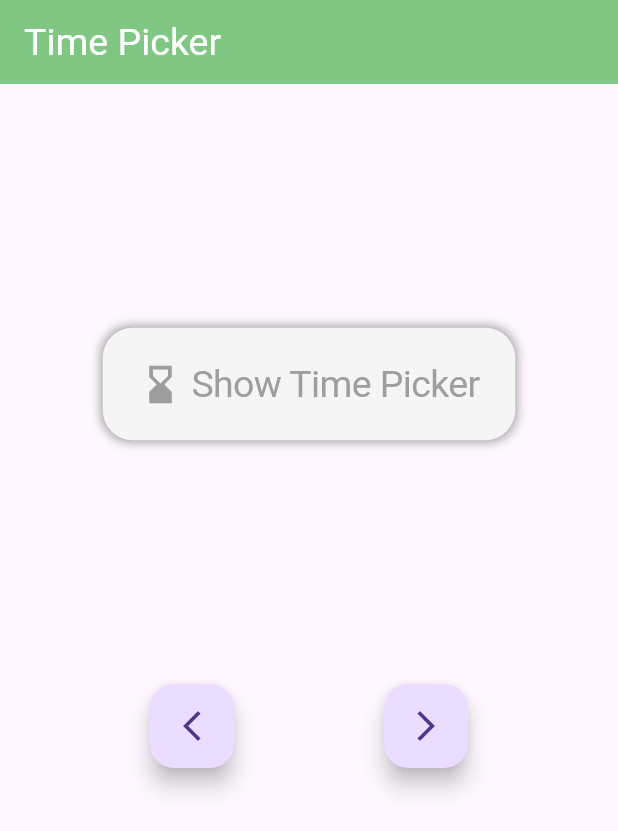
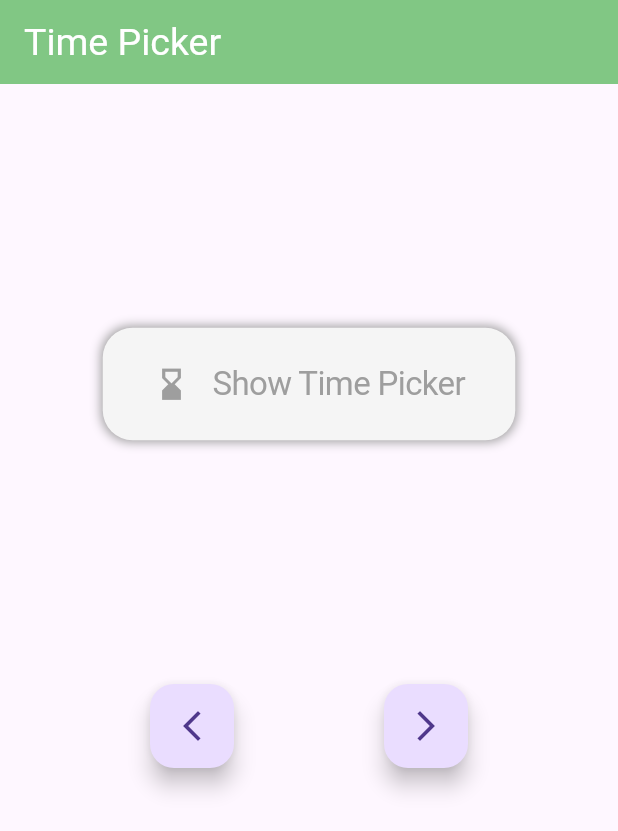
Before and after one commit to Aksharpatel06/adv_flutter_ch2, a Flutter app: the screen it shows after launch, on a phone screen of 412 x 824 dp. Shown: the top 831 px of the screen. Run offline on Flutter 3.47's test engine with Material 3 defaults, Android fonts, the phone set to English and light mode, and no system bars.

Commit message:
05-05-2024

```diff
--- a/lib/ch_2/task_1/view/timepicker/componects/time_picker.dart
+++ b/lib/ch_2/task_1/view/timepicker/componects/time_picker.dart
@@ -5,9 +5,9 @@ CupertinoButton timepicker(BuildContext context) {
   return CupertinoButton(
     onPressed: () async {
       TimeOfDay timeOfDay = await showTimePicker(
-          context: context,
-          initialTime: TimeOfDay.now(),
-      ) ??
+            context: context,
+            initialTime: TimeOfDay.now(),
+          ) ??
           TimeOfDay.now();
     },
     child: Container(
@@ -18,16 +18,21 @@ CupertinoButton timepicker(BuildContext context) {
           color: Colors.grey.shade100,
           borderRadius: BorderRadius.circular(20),
           boxShadow: [
-            BoxShadow(
-                color: Colors.grey,
-                blurRadius: 5,
-                spreadRadius:1
-            )
-          ]
-      ),
+            BoxShadow(color: Colors.grey, blurRadius: 5, spreadRadius: 1)
+          ]),
       child: Row(
         mainAxisAlignment: MainAxisAlignment.center,
-        children: [Icon(Icons.hourglass_bottom,size: 30,color: Colors.grey.shade500,), Text(' Show Time Picker',style: TextStyle(fontSize: 25,color: Colors.grey.shade500),)],
+        children: [
+          Icon(
+            Icons.hourglass_bottom,
+            size: 25,
+            color: Colors.grey.shade500,
+          ),
+          Text(
+            '   Show Time Picker',
+            style: TextStyle(fontSize: 22, color: Colors.grey.shade500),
+          )
+        ],
       ),
     ),
   );
--- a/lib/ch_2/task_1/view/timepicker/time_picker_screen.dart
+++ b/lib/ch_2/task_1/view/timepicker/time_picker_screen.dart
@@ -3,6 +3,9 @@ import 'package:adv_flutter_ch2/ch_2/task_1/view/timepicker/componects/time_pick
 import 'package:flutter/cupertino.dart';
 import 'package:flutter/material.dart';
 import 'package:provider/provider.dart';
+
+import 'componects/cupertino_action_sheet.dart';
+
 class TimePickerScreen extends StatelessWidget {
   const TimePickerScreen({super.key});
 
@@ -18,52 +21,30 @@ class TimePickerScreen extends StatelessWidget {
             children: [
               IndexedStack(
                 index: (Provider.of<PickerProvider>(context, listen: true)
-                    .pickerindex >=
-                    0)
+                                .pickerindex >=
+                            0 &&
+                        Provider.of<PickerProvider>(context, listen: true)
+                                .pickerindex <=
+                            2)
                     ? Provider.of<PickerProvider>(context, listen: true)
-                    .pickerindex
+                        .pickerindex
                     : Provider.of<PickerProvider>(context, listen: true)
-                    .pickerindex=0,
+                        .pickerindex = 0,
                 alignment: Alignment.center,
                 children: [
+                  //TIME PICKER
                   timepicker(context),
+
+                  //CUPERTINO TIMER PICKER
                   SizedBox(
                     height: 400,
                     child: CupertinoTimerPicker(
                       onTimerDurationChanged: (value) {},
                     ),
                   ),
-                  CupertinoActionSheet(
-                    title: Text('Favorite Dessert',style: TextStyle(fontWeight: FontWeight.w600,fontSize: 20),),
-                    message: Column(
-                      children: [
-                        SizedBox(height: 10,),
-                        Text('Please select the best dessert from the options belows',style: TextStyle(fontSize: 15),),
-                        SizedBox(height: 10,),
-                        Divider(),
-                        Padding(
-                          padding: const EdgeInsets.symmetric(vertical: 8.0),
-                          child: Text('Profiteroles',style: TextStyle(color: Colors.blueAccent,letterSpacing: 1.5,fontSize: 22,fontWeight: FontWeight.w600),),
-                        ),
-                        Divider(),
-                        Padding(
-                          padding: const EdgeInsets.symmetric(vertical: 8.0),
-                          child: Text('Cannolis',style: TextStyle(color: Colors.blueAccent,fontSize: 22,letterSpacing: 1.5,fontWeight: FontWeight.w600),),
-                        ),
-                        Divider(),
-                        Padding(
-                          padding: const EdgeInsets.symmetric(vertical: 8.0),
-                          child: Text('Trifle',style: TextStyle(color: Colors.blueAccent,fontSize: 22,letterSpacing: 1.5,fontWeight: FontWeight.w600),),
-                        ),
-                      ],
-                    ),
-                    cancelButton: CupertinoButton(
-                      onPressed: () {
 
-                      },
-                      child: Text('Cancel',style: TextStyle(color: Colors.blueAccent,fontSize: 22,letterSpacing: 1.5,fontWeight: FontWeight.bold),),
-                    ),
-                  )
+                  //CUPERTINO ACTION SHEET
+                  cupertinoActionSheet(context),
                 ],
               ),
               Row(
```
Also changed, not shown: lib/ch_2/task_1/provider/picker_provider.dart (+8 -8 lines), lib/ch_2/task_1/view/datepicker/date_picker_screen.dart (+14 -5 lines), lib/ch_2/task_1/view/timepicker/componects/cupertino_action_sheet.dart (added, +106 -0 lines), lib/main.dart (+35 -20 lines).
